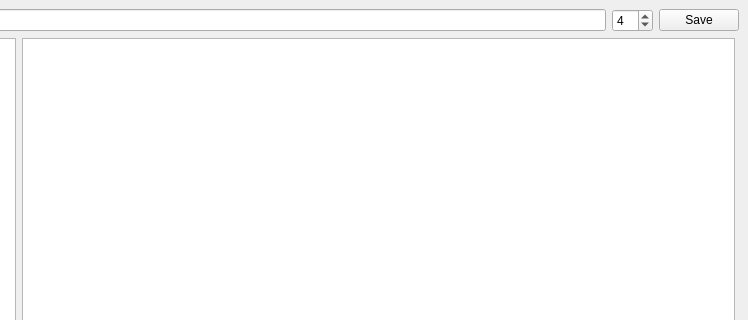
This is colorshifter.ui in trygvrad/colorshifter as Qt 5 draws it before an edit; both pictures show x 707 to 1455 and y 0 to 320 of the 1455 by 802 pixel window. The edited form follows.
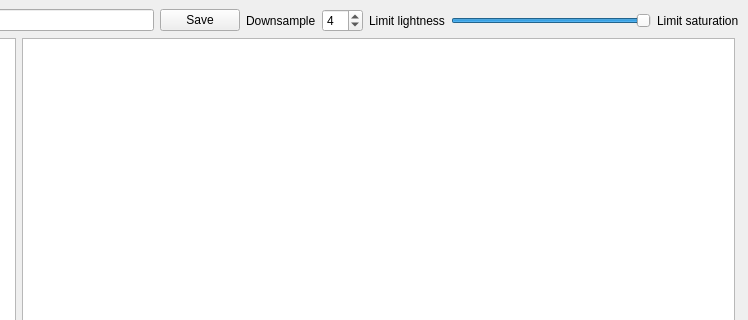
This is the edited form. Custom widgets are drawn as their Qt base class.

Commit message: limit sat/J

```diff
--- a/colorshifter.ui
+++ b/colorshifter.ui
@@ -20,6 +20,20 @@
       <item>
        <widget class="QLineEdit" name="path"/>
       </item>
+      <item>
+       <widget class="QPushButton" name="save_button">
+        <property name="text">
+         <string>Save</string>
+        </property>
+       </widget>
+      </item>
+      <item>
+       <widget class="QLabel" name="label_4">
+        <property name="text">
+         <string>Downsample</string>
+        </property>
+       </widget>
+      </item>
       <item>
        <widget class="QSpinBox" name="downsample">
         <property name="minimum">
@@ -31,9 +45,35 @@
        </widget>
       </item>
       <item>
-       <widget class="QPushButton" name="save_button">
+       <widget class="QLabel" name="label_2">
         <property name="text">
-         <string>Save</string>
+         <string>Limit lightness</string>
+        </property>
+       </widget>
+      </item>
+      <item>
+       <widget class="QSlider" name="limit_slider">
+        <property name="maximumSize">
+         <size>
+          <width>200</width>
+          <height>16777215</height>
+         </size>
+        </property>
+        <property name="maximum">
+         <number>100</number>
+        </property>
+        <property name="value">
+         <number>100</number>
+        </property>
+        <property name="orientation">
+         <enum>Qt::Horizontal</enum>
+        </property>
+       </widget>
+      </item>
+      <item>
+       <widget class="QLabel" name="label_3">
+        <property name="text">
+         <string>Limit saturation</string>
         </property>
        </widget>
       </item>
```
The commit also changes 3 other files.
